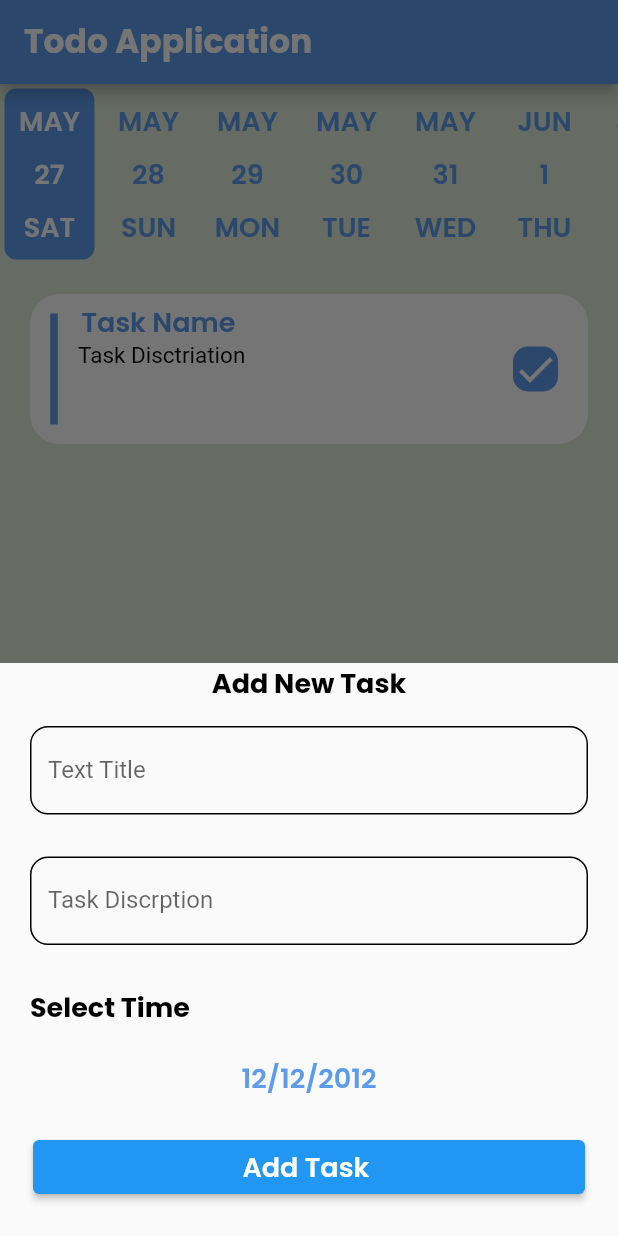
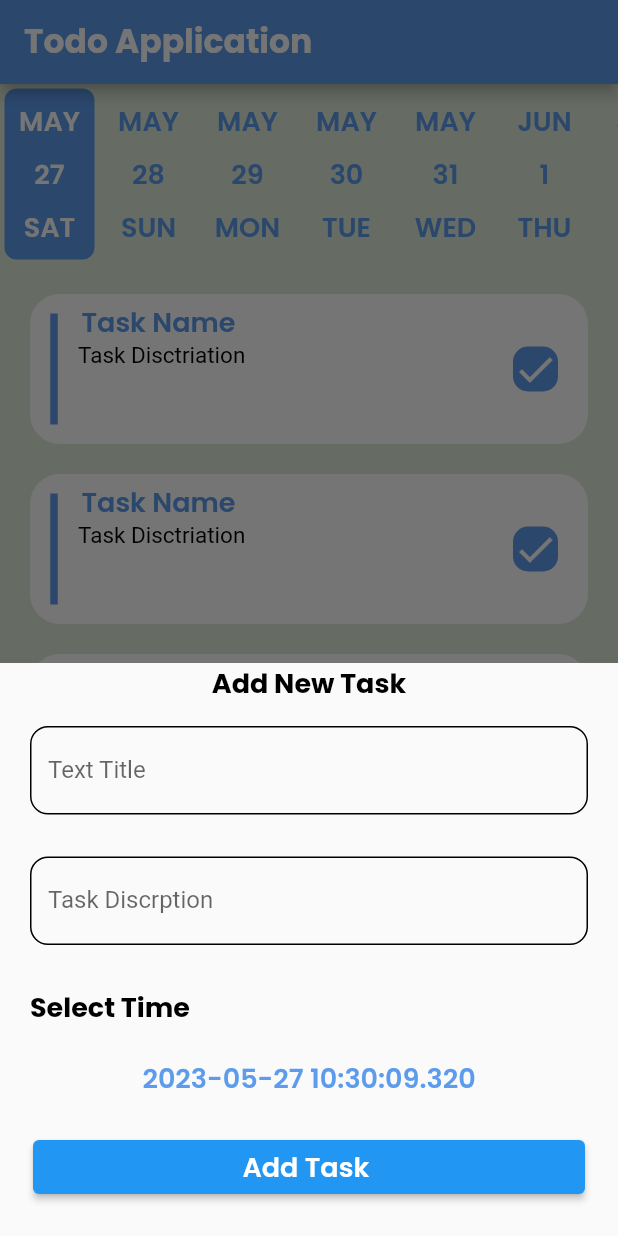
Before and after one commit to Tarekkk1/ToDo-Application, a Flutter app: the screen it shows after launch, after a tap on the "add" icon, on a phone screen of 412 x 824 dp. Run offline on Flutter 3.47's test engine with Material 2 defaults, Android fonts, the phone set to English and light mode, and no system bars; drawn by our look-alikes of date_picker_timeline, flutter_slidable; our stand-ins replace calendar_timeline, cloud_firestore, firebase_core, google_fonts; accounts and stored records are empty.

```diff
--- /dev/null
+++ b/lib/Models/taskModel.dart
@@ -0,0 +1,37 @@
+class TaskModel {
+  String id;
+
+  String title;
+
+  String description;
+  bool status;
+  int date;
+
+  TaskModel({this.id = "",
+    required this.title,
+    required this.date,
+    required this.description,
+    required this.status});
+
+  TaskModel.fromJson(Map<String, dynamic> json) :
+        this(
+        id: json['id'],
+        title: json['title'],
+        date: json['date'],
+        description: json['description'],
+        status: json['status'],
+      );
+
+  Map<String, dynamic> toJson() {
+    return {
+      'id': id,
+      'title': title, 'description': description,
+      'status': status,
+      'date': date
+    };
+  }
+
+
+
+
+}
--- a/lib/Screens/Widgets/show-add-task-bottom-sheet.dart
+++ b/lib/Screens/Widgets/show-add-task-bottom-sheet.dart
@@ -1,26 +1,25 @@
 import 'package:flutter/material.dart';
+import 'package:todo_application/Firebase/firebaseFunctions.dart';
+import 'package:todo_application/Models/taskModel.dart';
 import 'package:todo_application/SharedFiles/Styles/app-color.dart';
 
 class AddTaskSheet extends StatefulWidget {
   @override
   State<AddTaskSheet> createState() => _AddTaskSheetState();
 }
-var formKey=GlobalKey<FormState>(
-
-
-);
-
 
 class _AddTaskSheetState extends State<AddTaskSheet> {
+  var formKey = GlobalKey<FormState>();
+  var taskTitleController = TextEditingController();
+  var taskDiscreptionController = TextEditingController();
+DateTime selectedDate=DateTime.now();
+
   @override
   Widget build(BuildContext context) {
     return SingleChildScrollView(
       child: Padding(
         padding:
-        EdgeInsets.only(bottom: MediaQuery
-            .of(context)
-            .viewInsets
-            .bottom),
+            EdgeInsets.only(bottom: MediaQuery.of(context).viewInsets.bottom),
         child: Form(
           key: formKey,
           child: Column(
@@ -28,12 +27,10 @@ class _AddTaskSheetState extends State<AddTaskSheet> {
             children: [
               Text(
                 "Add New Task",
-                style: Theme
-                    .of(context)
-                    .textTheme
-                    .bodyMedium!
-                    .copyWith(
-                    color: Colors.black, fontSize: 18, fontWeight: FontWeight.bold),
+                style: Theme.of(context).textTheme.bodyMedium!.copyWith(
+                    color: Colors.black,
+                    fontSize: 18,
+                    fontWeight: FontWeight.bold),
               ),
               SizedBox(
                 height: 15,
@@ -41,15 +38,14 @@ class _AddTaskSheetState extends State<AddTaskSheet> {
               Container(
                 margin: EdgeInsets.symmetric(horizontal: 20),
                 child: TextFormField(
+                  controller: taskTitleController,
                   validator: (value) {
-                    if (value==null || value.isEmpty)
+                    if (value == null || value.isEmpty)
                       return "Please Enter Task Title ";
-
-                    else return null;
-
+                    else
+                      return null;
                   },
                   decoration: InputDecoration(
-
                       label: Text("Text Title "),
                       enabledBorder: OutlineInputBorder(
                           borderRadius: BorderRadius.circular(12),
@@ -65,12 +61,12 @@ class _AddTaskSheetState extends State<AddTaskSheet> {
               Container(
                 margin: EdgeInsets.symmetric(horizontal: 20),
                 child: TextFormField(
+                  controller: taskDiscreptionController,
                   validator: (value) {
-                    if (value==null || value.isEmpty)
-return "Please Enter Task Discreption ";
-
-                      else return null;
-
+                    if (value == null || value.isEmpty)
+                      return "Please Enter Task Discreption ";
+                    else
+                      return null;
                   },
                   decoration: InputDecoration(
                       label: Text("Task Discrption"),
@@ -85,49 +81,49 @@ return "Please Enter Task Discreption ";
               SizedBox(
                 height: 28,
               ),
-              Container(margin: EdgeInsets.only(left: 20),
+              Container(
+                margin: EdgeInsets.only(left: 20),
                 child: Align(
                   alignment: Alignment.centerLeft,
                   widthFactor: 20,
                   child: Text(
                     "Select Time ",
-                    style: Theme
-                        .of(context)
-                        .textTheme
-                        .bodyMedium!
-                        .copyWith(
+                    style: Theme.of(context).textTheme.bodyMedium!.copyWith(
                         color: Colors.black,
                         fontSize: 18,
                         fontWeight: FontWeight.bold),
                   ),
-
                 ),
-              ), SizedBox(
+              ),
+              SizedBox(
                 height: 20,
               ),
               InkWell(
                   onTap: () {
                     chooseTaskDate();
                   },
-                  child: Text("12/12/2012"))
-              ,
+                  child: Text(selectedDate.toString())),
               Container(
                 margin: EdgeInsets.all(22),
                 width: double.infinity,
-                child: ElevatedButton(onPressed: () {
-
-                  if (formKey.currentState!.validate())
-                    {
-                      print ("All working well");
-
-                    }
-                }, child: Text("Add Task ", style: Theme
-                    .of(context)
-                    .textTheme
-                    .bodyMedium!
-                    .copyWith(
-                    color: Colors.white
-                ),)),
+                child: ElevatedButton(
+                    onPressed: () {
+                      if (formKey.currentState!.validate()) {
+                        TaskModel taskeModel = TaskModel(
+                            title: taskTitleController.text,
+                            date:selectedDate.microsecondsSinceEpoch ,
+                            description: taskDiscreptionController.text,
+                            status: false);
+                        FirebaseFunctions.addTaskToFirestore(taskeModel);
+                      }
+                    },
+                    child: Text(
+                      "Add Task ",
+                      style: Theme.of(context)
+                          .textTheme
+                          .bodyMedium!
+                          .copyWith(color: Colors.white),
+                    )),
               )
             ],
           ),
@@ -136,11 +132,15 @@ return "Please Enter Task Discreption ";
     );
   }
 
-  void chooseTaskDate() {
-    showDatePicker(context: context,
+  void chooseTaskDate() async {
+    DateTime? chooseDate = await showDatePicker(
+        context: context,
         initialDate: DateTime.now(),
         firstDate: DateTime.now(),
         lastDate: DateTime.now().add(Duration(days: 350)));
+    selectedDate=chooseDate!;
+
+
 
   }
 }
--- a/lib/Screens/Widgets/taskWiget.dart
+++ b/lib/Screens/Widgets/taskWiget.dart
@@ -16,15 +16,15 @@ class TaskWidget extends StatelessWidget {
           startActionPane: ActionPane(
             dragDismissible: true,
             // A motion is a widget used to control how the pane animates.
-            motion: const ScrollMotion(),
+            motion:  ScrollMotion(),
 
             // A pane can dismiss the Slidable.
-            dismissible: DismissiblePane(onDismissed: () {
-
-
-
-
-            }),
+            // dismissible: DismissiblePane(onDismissed: () {
+            //
+            //
+            //
+            //
+            // }),
 
             // All actions are defined in the children parameter.
             children:  [ // A SlidableAction can have an icon and/or a label.
@@ -33,7 +33,8 @@ class TaskWidget extends StatelessWidget {
 
                 },
                 backgroundColor: Color(0xFFFE4A49),
-                foregroundColor: Colors.red,
+                foregroundColor: Colors.white,
+
                 icon: Icons.delete,
                 label: 'Delete',
               ),
@@ -48,11 +49,10 @@ class TaskWidget extends StatelessWidget {
               ),
             ],
           ),
-          child:
-
-          Container(
+          child:  Container(
             alignment: Alignment.centerLeft,
-            margin: EdgeInsets.all(20),
+            margin: EdgeInsets.only(left: 20
+            ,top: 20, right: 20),
             height: 100,
             decoration: BoxDecoration(
                 borderRadius:   BorderRadius.circular(20)
--- a/lib/Screens/tasksScreen.dart
+++ b/lib/Screens/tasksScreen.dart
@@ -45,11 +45,24 @@ DateTime dateTime =DateTime.now();
     },
     ),
             ),
-          SingleChildScrollView(child:
+          Expanded(
 
 
 
-          TaskWidget())]);
+              child: ListView(
+
+                children: [
+              TaskWidget(),
+              TaskWidget(),
+              TaskWidget(),
+              TaskWidget(),
+              TaskWidget(),
+
+            ],
+          )
+          )
+          ]
+        );
 
 
   }}
--- a/lib/main.dart
+++ b/lib/main.dart
@@ -1,8 +1,19 @@
+import 'package:firebase_core/firebase_core.dart';
 import 'package:flutter/material.dart';
 import 'package:todo_application/SharedFiles/Styles/my-theme.dart';
 import 'package:todo_application/home-Layout/home-layout.dart';
 
-void main() {
+import 'firebase_options.dart';
+
+
+
+void main() async {
+
+  WidgetsFlutterBinding.ensureInitialized();
+  await Firebase.initializeApp(
+    options: DefaultFirebaseOptions.currentPlatform,
+  );
+
   runApp(const MyApp());
 }
 
--- a/pubspec.yaml
+++ b/pubspec.yaml
@@ -40,6 +40,9 @@ dependencies:
   calendar_timeline: ^1.1.2
   date_picker_timeline: ^1.2.3
   flutter_slidable: ^3.0.0
+  firebase_core: ^2.13.0
+  firebase_storage: ^11.2.1
+  cloud_firestore: ^4.7.1
 
 dev_dependencies:
   flutter_test:
```
Also changed, not shown: lib/Firebase/firebaseFunctions.dart (added, +21 -0 lines), lib/firebase_options.dart (added), pubspec.lock, 9 other files.
